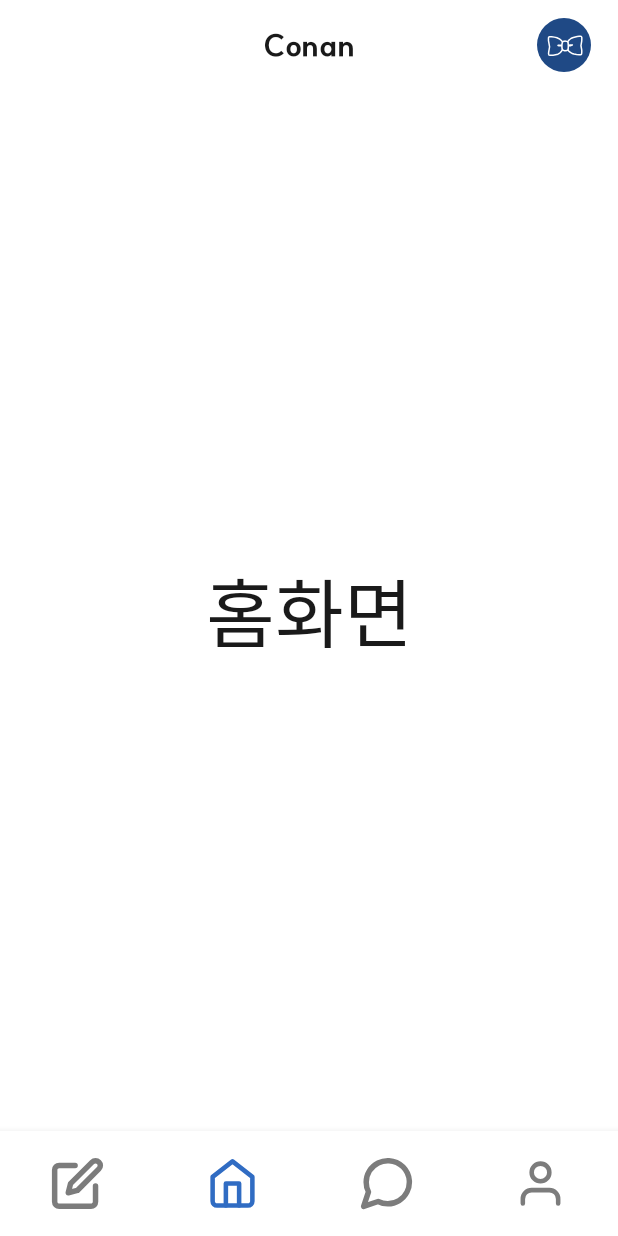
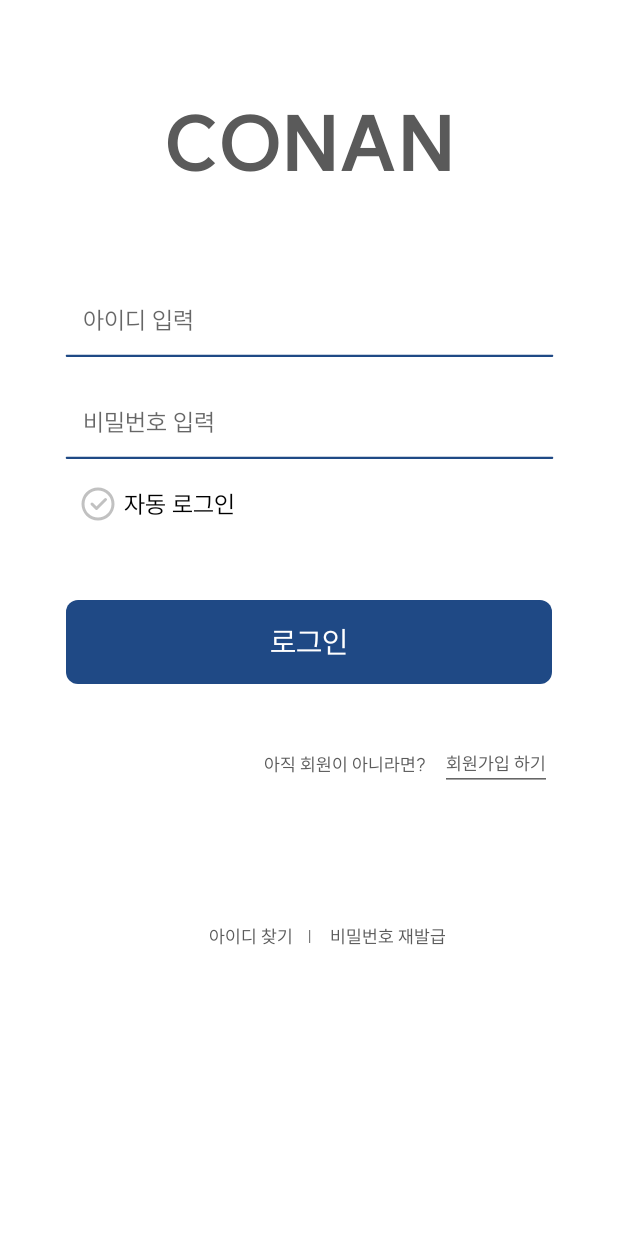
Before and after one commit to Conan-Capstone-design/Android, an Android app: the screen it shows after launch (MainActivity before the commit, LoginActivity after it), on a phone screen of 412 x 824 dp. Run offline under Robolectric (Android 15) with nearby library versions, the phone set to English and light mode, and no system bars.

Commit message:
add: 로그인 화면 제작 및 코틀린 코드 작성완#1

```diff
--- a/app/src/main/AndroidManifest.xml
+++ b/app/src/main/AndroidManifest.xml
@@ -24,6 +24,9 @@
         <activity
             android:name=".MainActivity"
             android:exported="false" />
+        <activity
+            android:name=".LoginActivity"
+            android:exported="false" />
     </application>
 
 </manifest>
--- /dev/null
+++ b/app/src/main/java/com/example/android/LoginActivity.kt
@@ -0,0 +1,22 @@
+package com.example.android
+
+import android.content.Intent
+import android.os.Bundle
+import androidx.appcompat.app.AppCompatActivity
+import com.example.android.databinding.ActivityLoginBinding
+import com.example.android.databinding.ActivityMainBinding
+import com.google.android.material.bottomnavigation.BottomNavigationView
+
+class LoginActivity : AppCompatActivity() {
+    lateinit var binding: ActivityLoginBinding
+    override fun onCreate(savedInstanceState: Bundle?) {
+        super.onCreate(savedInstanceState)
+        binding = ActivityLoginBinding.inflate(layoutInflater)
+        setContentView(binding.root)
+
+        binding.button.setOnClickListener {
+            val intent = Intent(this, MainActivity::class.java)
+            startActivity(intent)
+        }
+    }
+}
--- a/app/src/main/java/com/example/android/SplashActivity.kt
+++ b/app/src/main/java/com/example/android/SplashActivity.kt
@@ -17,7 +17,7 @@ class SplashActivity: AppCompatActivity() {
             override fun run() {
                 try {
                     sleep(1000) // 1초 대기
-                    val intent = Intent(this@SplashActivity, MainActivity::class.java)
+                    val intent = Intent(this@SplashActivity, LoginActivity::class.java)
                     startActivity(intent)
                     finish() // 현재 액티비티를 종료
                 } catch (e: InterruptedException) {
--- /dev/null
+++ b/app/src/main/res/drawable/blue_rectangle.xml
@@ -0,0 +1,9 @@
+<vector xmlns:android="http://schemas.android.com/apk/res/android"
+    android:width="324dp"
+    android:height="56dp"
+    android:viewportWidth="324"
+    android:viewportHeight="56">
+  <path
+      android:pathData="M8,0L316,0A8,8 0,0 1,324 8L324,48A8,8 0,0 1,316 56L8,56A8,8 0,0 1,0 48L0,8A8,8 0,0 1,8 0z"
+      android:fillColor="#1F4985"/>
+</vector>
--- /dev/null
+++ b/app/src/main/res/drawable/btn_checkbox.xml
@@ -0,0 +1,19 @@
+<vector xmlns:android="http://schemas.android.com/apk/res/android"
+    android:width="24dp"
+    android:height="24dp"
+    android:viewportWidth="24"
+    android:viewportHeight="24">
+  <path
+      android:pathData="M12,22C13.314,22.002 14.614,21.744 15.828,21.241C17.041,20.739 18.143,20.001 19.071,19.071C20.001,18.143 20.739,17.041 21.241,15.828C21.744,14.614 22.002,13.314 22,12C22.002,10.686 21.744,9.386 21.241,8.172C20.739,6.959 20.001,5.857 19.071,4.929C18.143,3.999 17.041,3.262 15.828,2.759C14.614,2.256 13.314,1.998 12,2C10.686,1.998 9.386,2.256 8.172,2.759C6.959,3.262 5.857,3.999 4.929,4.929C3.999,5.857 3.262,6.959 2.759,8.172C2.256,9.386 1.998,10.686 2,12C1.998,13.314 2.256,14.614 2.759,15.828C3.262,17.041 3.999,18.143 4.929,19.071C5.857,20.001 6.959,20.739 8.172,21.241C9.386,21.744 10.686,22.002 12,22Z"
+      android:strokeLineJoin="round"
+      android:strokeWidth="2"
+      android:fillColor="#00000000"
+      android:strokeColor="#C1C1C1"/>
+  <path
+      android:pathData="M8,12L11,15L17,9"
+      android:strokeLineJoin="round"
+      android:strokeWidth="2"
+      android:fillColor="#00000000"
+      android:strokeColor="#C1C1C1"
+      android:strokeLineCap="round"/>
+</vector>
--- /dev/null
+++ b/app/src/main/res/drawable/login_blue.xml
@@ -0,0 +1,12 @@
+<vector xmlns:android="http://schemas.android.com/apk/res/android"
+    android:width="326dp"
+    android:height="35dp"
+    android:viewportWidth="326"
+    android:viewportHeight="35">
+  <path
+      android:strokeWidth="1"
+      android:pathData="M1,34H325"
+      android:fillColor="#00000000"
+      android:strokeColor="#1F4985"
+      android:strokeLineCap="round"/>
+</vector>
--- /dev/null
+++ b/app/src/main/res/layout/activity_login.xml
@@ -0,0 +1,158 @@
+<?xml version="1.0" encoding="utf-8"?>
+<androidx.constraintlayout.widget.ConstraintLayout xmlns:android="http://schemas.android.com/apk/res/android"
+    xmlns:app="http://schemas.android.com/apk/res-auto"
+    xmlns:tools="http://schemas.android.com/tools"
+    android:layout_width="match_parent"
+    android:layout_height="match_parent">
+
+    <TextView
+        android:id="@+id/conan_text"
+        android:layout_width="wrap_content"
+        android:layout_height="wrap_content"
+        android:layout_marginTop="63dp"
+        android:text="CONAN"
+        android:fontFamily="@font/suit_extrabold"
+        android:textSize="50dp"
+        android:textColor="@color/Gray700"
+        app:layout_constraintEnd_toEndOf="parent"
+        app:layout_constraintStart_toStartOf="parent"
+        app:layout_constraintTop_toTopOf="parent" />
+
+    <EditText
+        android:id="@+id/IDtext"
+        android:layout_width="wrap_content"
+        android:layout_height="50dp"
+        android:layout_marginTop="62dp"
+        android:background="@drawable/login_blue"
+        android:hint="아이디 입력"
+        android:textSize="16dp"
+        android:fontFamily="@font/suit_regular"
+        android:gravity="center|start"
+        android:paddingLeft="12dp"
+        android:textColor="@color/black"
+        app:layout_constraintEnd_toEndOf="parent"
+        app:layout_constraintStart_toStartOf="parent"
+        app:layout_constraintTop_toBottomOf="@+id/conan_text" />
+
+    <EditText
+        android:id="@+id/Passwordtext"
+        android:layout_width="wrap_content"
+        android:layout_height="50dp"
+        android:layout_marginTop="18dp"
+        android:background="@drawable/login_blue"
+        android:gravity="center|start"
+        android:inputType="textPassword"
+        android:hint="비밀번호 입력"
+        android:fontFamily="@font/suit_regular"
+        android:paddingLeft="12dp"
+        android:textColor="@color/black"
+        android:textSize="16dp"
+        app:layout_constraintEnd_toEndOf="parent"
+        app:layout_constraintStart_toStartOf="parent"
+        app:layout_constraintTop_toBottomOf="@+id/IDtext" />
+
+    <ImageView
+        android:id="@+id/imageView12"
+        android:layout_width="wrap_content"
+        android:layout_height="wrap_content"
+        android:layout_marginStart="10dp"
+        android:layout_marginTop="17dp"
+        app:layout_constraintStart_toStartOf="@+id/Passwordtext"
+        app:layout_constraintTop_toBottomOf="@+id/Passwordtext"
+        app:srcCompat="@drawable/btn_checkbox" />
+
+    <TextView
+        android:id="@+id/textView15"
+        android:layout_width="wrap_content"
+        android:layout_height="wrap_content"
+        android:layout_marginStart="5dp"
+        android:text="자동 로그인"
+        android:fontFamily="@font/suit_regular"
+        android:textColor="@color/black"
+        android:textSize="16dp"
+        app:layout_constraintBottom_toBottomOf="@+id/imageView12"
+        app:layout_constraintStart_toEndOf="@+id/imageView12"
+        app:layout_constraintTop_toTopOf="@+id/imageView12" />
+
+    <android.widget.Button
+        android:id="@+id/button"
+        android:layout_width="wrap_content"
+        android:layout_height="wrap_content"
+        android:layout_marginTop="52dp"
+        android:text="로그인"
+        android:textSize="20dp"
+        android:fontFamily="@font/suit_regular"
+        android:textColor="@color/white"
+        android:background="@drawable/blue_rectangle"
+        app:layout_constraintEnd_toEndOf="parent"
+        app:layout_constraintStart_toStartOf="parent"
+        app:layout_constraintTop_toBottomOf="@+id/imageView12" />
+
+    <EditText
+        android:id="@+id/textView16"
+        android:layout_width="wrap_content"
+        android:layout_height="wrap_content"
+        android:layout_marginTop="35dp"
+        android:text="회원가입 하기"
+        android:textSize="12dp"
+        android:textColor="@color/Gray700"
+        android:fontFamily="@font/suit_regular"
+        android:inputType="none"
+        android:focusable="false"
+        android:cursorVisible="false"
+        android:clickable="true"
+        app:layout_constraintEnd_toEndOf="@+id/button"
+        app:layout_constraintTop_toBottomOf="@+id/button" />
+
+    <TextView
+        android:id="@+id/textView17"
+        android:layout_width="wrap_content"
+        android:layout_height="wrap_content"
+        android:layout_marginEnd="9dp"
+        android:text="아직 회원이 아니라면?"
+        android:textColor="@color/Gray700"
+        android:textSize="12dp"
+        android:fontFamily="@font/suit_regular"
+        app:layout_constraintBottom_toBottomOf="@+id/textView16"
+        app:layout_constraintEnd_toStartOf="@+id/textView16"
+        app:layout_constraintTop_toTopOf="@+id/textView16" />
+
+    <TextView
+        android:id="@+id/textView18"
+        android:layout_width="wrap_content"
+        android:layout_height="wrap_content"
+        android:layout_marginTop="99dp"
+        android:text="|"
+        android:fontFamily="@font/suit_regular"
+        android:textSize="12dp"
+        android:textColor="@color/Gray700"
+        app:layout_constraintEnd_toEndOf="parent"
+        app:layout_constraintStart_toStartOf="parent"
+        app:layout_constraintTop_toBottomOf="@+id/textView17" />
+
+    <TextView
+        android:id="@+id/textView19"
+        android:layout_width="wrap_content"
+        android:layout_height="wrap_content"
+        android:layout_marginEnd="9dp"
+        android:text="아이디 찾기"
+        android:textColor="@color/Gray700"
+        android:textSize="12dp"
+        android:fontFamily="@font/suit_regular"
+        app:layout_constraintBottom_toBottomOf="@+id/textView18"
+        app:layout_constraintEnd_toStartOf="@+id/textView18"
+        app:layout_constraintTop_toTopOf="@+id/textView18" />
+
+    <TextView
+        android:id="@+id/textView20"
+        android:layout_width="wrap_content"
+        android:layout_height="wrap_content"
+        android:layout_marginStart="9dp"
+        android:text=" 비밀번호 재발급"
+        android:textColor="@color/Gray700"
+        android:fontFamily="@font/suit_regular"
+        android:textSize="12dp"
+        app:layout_constraintBottom_toBottomOf="@+id/textView18"
+        app:layout_constraintStart_toEndOf="@+id/textView18"
+        app:layout_constraintTop_toTopOf="@+id/textView18" />
+</androidx.constraintlayout.widget.ConstraintLayout>
```
